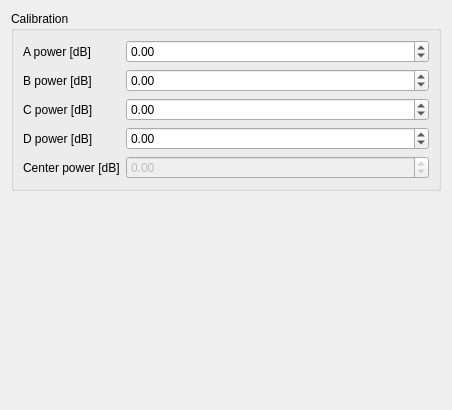
Old version of the form designer/fourphasesettingswidget.ui in the repository diglet48/restim.
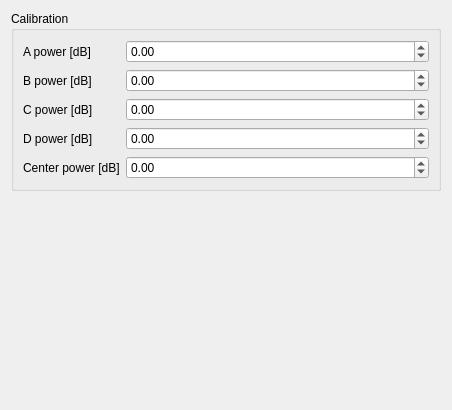
New version of the form.

What changed in the file:
```diff
--- a/designer/fourphasesettingswidget.ui
+++ b/designer/fourphasesettingswidget.ui
@@ -122,7 +122,7 @@
       <item row="4" column="1">
        <widget class="QDoubleSpinBox" name="center_power">
         <property name="enabled">
-         <bool>false</bool>
+         <bool>true</bool>
         </property>
         <property name="keyboardTracking">
          <bool>false</bool>
```
